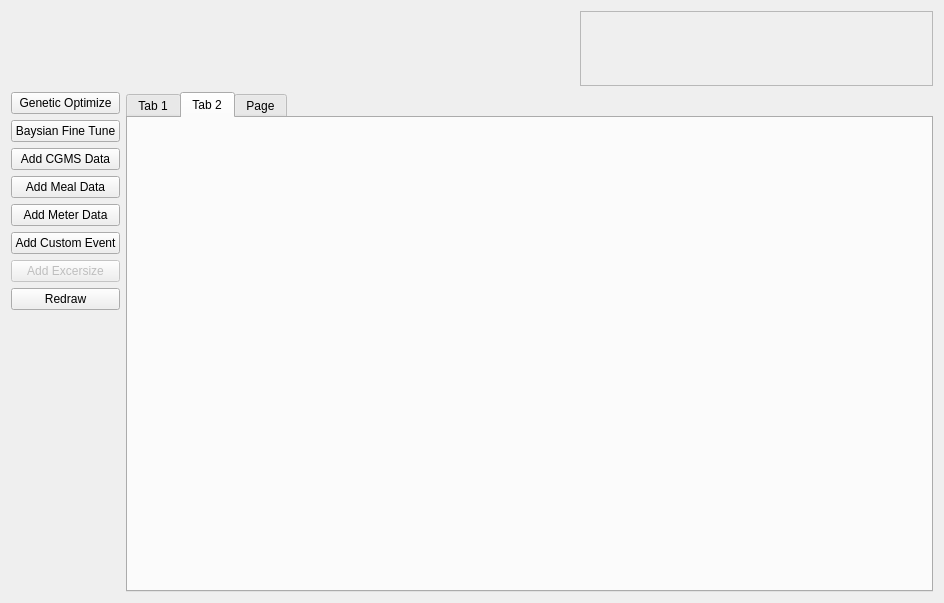
First picture: the form in dubs/nlsimpleguiwindow.ui, repository nuraiman/diabetes-understanding-by-simulation, before the edit.
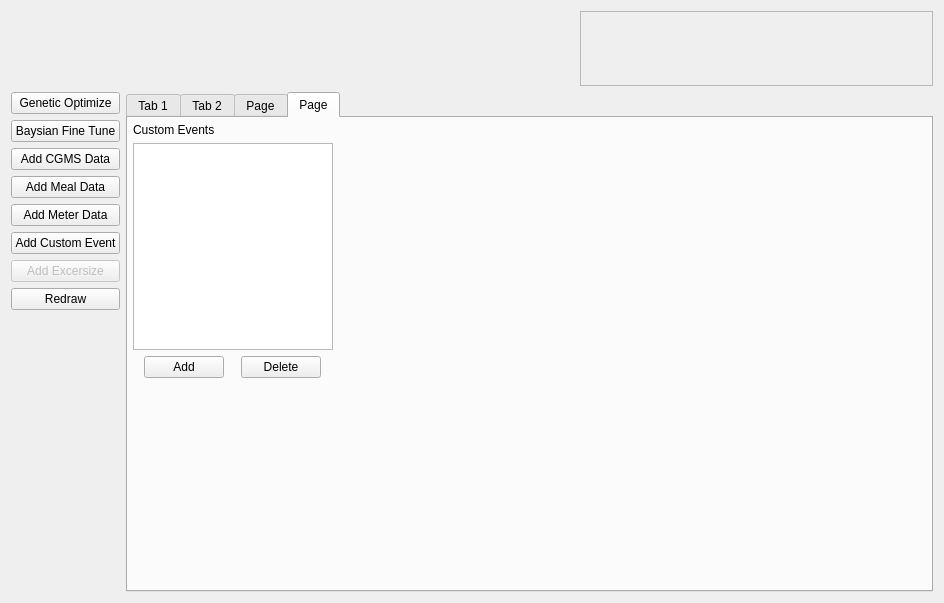
Second picture: the form after the edit. Custom widgets are drawn as their Qt base class.

Commit message: add a good portion of the custom event gui, purposely not compiling (~3 hours)

```diff
--- a/dubs/nlsimpleguiwindow.ui
+++ b/dubs/nlsimpleguiwindow.ui
@@ -155,7 +155,7 @@
         <item>
          <widget class="QTabWidget" name="tabWidget">
           <property name="currentIndex">
-           <number>1</number>
+           <number>3</number>
           </property>
           <widget class="QWidget" name="modelDisplyTab">
            <property name="sizePolicy">
@@ -505,6 +505,127 @@
             </item>
            </layout>
           </widget>
+          <widget class="QWidget" name="customEventsTab">
+           <attribute name="title">
+            <string>Page</string>
+           </attribute>
+           <layout class="QHBoxLayout" name="horizontalLayout_10">
+            <property name="spacing">
+             <number>0</number>
+            </property>
+            <property name="margin">
+             <number>5</number>
+            </property>
+            <item>
+             <layout class="QVBoxLayout" name="verticalLayout_10">
+              <property name="rightMargin">
+               <number>5</number>
+              </property>
+              <item>
+               <layout class="QHBoxLayout" name="horizontalLayout_9">
+                <property name="spacing">
+                 <number>0</number>
+                </property>
+                <item>
+                 <widget class="QLabel" name="label_5">
+                  <property name="text">
+                   <string>Custom Events</string>
+                  </property>
+                 </widget>
+                </item>
+               </layout>
+              </item>
+              <item>
+               <widget class="QListView" name="customEventListView">
+                <property name="sizePolicy">
+                 <sizepolicy hsizetype="Maximum" vsizetype="Expanding">
+                  <horstretch>0</horstretch>
+                  <verstretch>0</verstretch>
+                 </sizepolicy>
+                </property>
+                <property name="minimumSize">
+                 <size>
+                  <width>200</width>
+                  <height>0</height>
+                 </size>
+                </property>
+                <property name="maximumSize">
+                 <size>
+                  <width>225</width>
+                  <height>16777215</height>
+                 </size>
+                </property>
+               </widget>
+              </item>
+              <item>
+               <layout class="QHBoxLayout" name="horizontalLayout_8">
+                <item>
+                 <widget class="QPushButton" name="addCustomEventButton">
+                  <property name="sizePolicy">
+                   <sizepolicy hsizetype="Maximum" vsizetype="Fixed">
+                    <horstretch>0</horstretch>
+                    <verstretch>0</verstretch>
+                   </sizepolicy>
+                  </property>
+                  <property name="minimumSize">
+                   <size>
+                    <width>80</width>
+                    <height>0</height>
+                   </size>
+                  </property>
+                  <property name="text">
+                   <string>Add</string>
+                  </property>
+                 </widget>
+                </item>
+                <item>
+                 <widget class="QPushButton" name="deleteCustoEvenButton">
+                  <property name="sizePolicy">
+                   <sizepolicy hsizetype="Maximum" vsizetype="Fixed">
+                    <horstretch>0</horstretch>
+                    <verstretch>0</verstretch>
+                   </sizepolicy>
+                  </property>
+                  <property name="minimumSize">
+                   <size>
+                    <width>80</width>
+                    <height>0</height>
+                   </size>
+                  </property>
+                  <property name="text">
+                   <string>Delete</string>
+                  </property>
+                 </widget>
+                </item>
+               </layout>
+              </item>
+              <item>
+               <spacer name="verticalSpacer_3">
+                <property name="orientation">
+                 <enum>Qt::Vertical</enum>
+                </property>
+                <property name="sizeHint" stdset="0">
+                 <size>
+                  <width>20</width>
+                  <height>40</height>
+                 </size>
+                </property>
+               </spacer>
+              </item>
+             </layout>
+            </item>
+            <item>
+             <widget class="TQtWidget" name="customEventDisplay" native="true">
+              <property name="sizePolicy">
+               <sizepolicy hsizetype="Expanding" vsizetype="Expanding">
+                <horstretch>0</horstretch>
+                <verstretch>0</verstretch>
+               </sizepolicy>
+              </property>
+             </widget>
+            </item>
+           </layout>
+          </widget>
          </widget>
         </item>
        </layout>
```
The commit also changes 7 other files.
